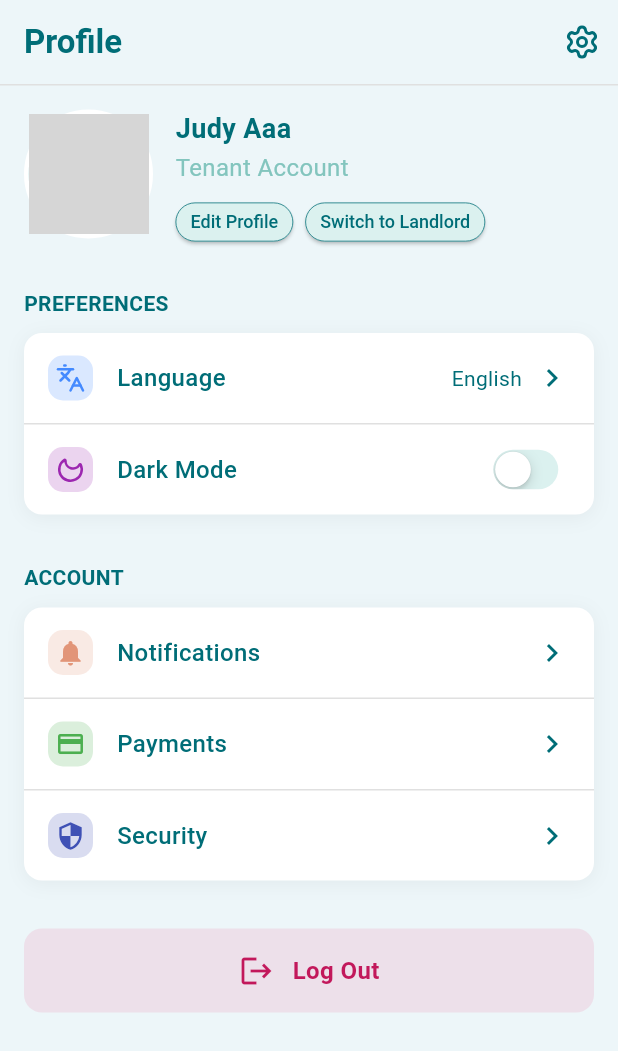
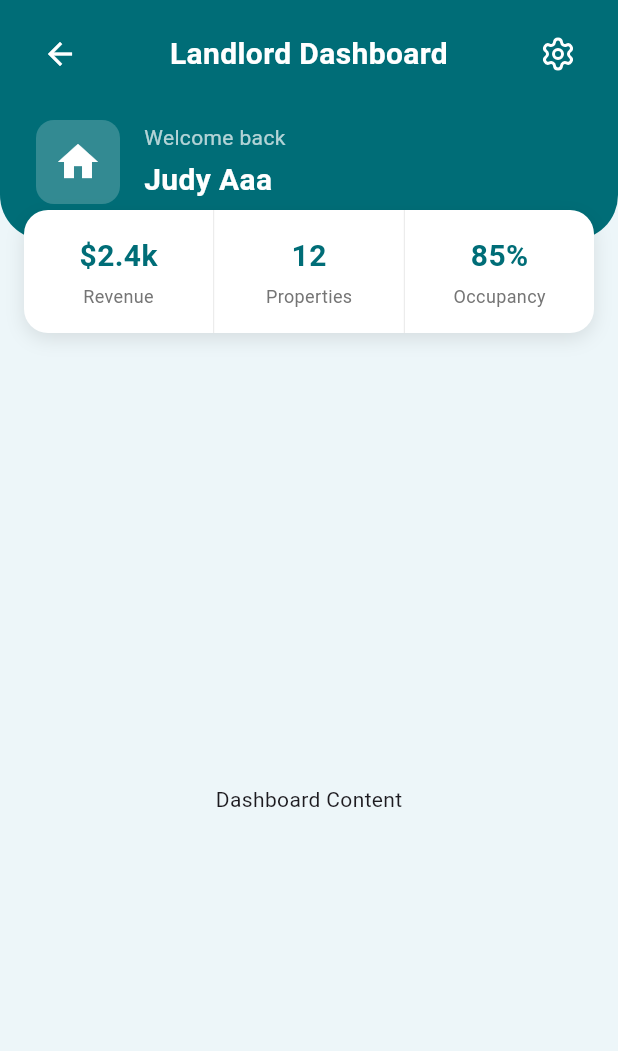
Before and after one commit to Salma-Masri/profile_frontend, a Flutter app: the screen it shows after launch, after a tap on "Payments", on a phone screen of 412 x 824 dp. Shown: the top 1051 px of the screen. Run offline on Flutter 3.47's test engine with Material 3 defaults, Android fonts, the phone set to English and light mode, and no system bars; our stand-ins replace dio, font_awesome_flutter, image_picker, lucide_icons; network calls fail; grey boxes are pictures that could not be loaded.

Commit message:
changing some colors and sizes

```diff
--- /dev/null
+++ b/lib/pages/owner_page/landlord_dashboard.dart
@@ -0,0 +1,215 @@
+import 'package:flutter/material.dart';
+import 'package:lucide_icons/lucide_icons.dart';
+import '../../constants/colors.dart';
+import '../../models/user.dart';
+import '../../services/theme_provider.dart';
+
+class LandlordDashboard extends StatelessWidget {
+  final User user;
+  final ThemeProvider themeProvider;
+
+  const LandlordDashboard({
+    super.key,
+    required this.user,
+    required this.themeProvider,
+  });
+
+  @override
+  Widget build(BuildContext context) {
+    return Scaffold(
+      body: Column(
+        children: [
+          _buildCustomAppBar(context),
+          _buildStatsContainer(context),
+          Expanded(
+            child: Container(
+              color: Theme.of(context).scaffoldBackgroundColor,
+              child: const Center(
+                child: Text('Dashboard Content'),
+              ),
+            ),
+          ),
+        ],
+      ),
+    );
+  }
+
+  Widget _buildStatsContainer(BuildContext context) {
+    final isDark = themeProvider.isDarkMode;
+
+    return Container(
+      margin: const EdgeInsets.symmetric(horizontal: 16),
+      transform: Matrix4.translationValues(0, -20, 0),
+      decoration: BoxDecoration(
+        color: isDark ? Theme.of(context).cardColor : Colors.white,
+        borderRadius: BorderRadius.circular(16),
+        boxShadow: [
+          BoxShadow(
+            color: Colors.black.withValues(alpha: 0.1),
+            blurRadius: 10,
+            offset: const Offset(0, 4),
+          ),
+        ],
+      ),
+      child: IntrinsicHeight(
+        child: Row(
+          children: [
+            Expanded(
+              child: _buildStatItem(
+                value: '\$2.4k',
+                label: 'Revenue',
+                isDark: isDark,
+              ),
+            ),
+            VerticalDivider(
+              width: 1,
+              thickness: 0.5,
+              color: Colors.grey[300],
+            ),
+            Expanded(
+              child: _buildStatItem(
+                value: '12',
+                label: 'Properties',
+                isDark: isDark,
+              ),
+            ),
+            VerticalDivider(
+              width: 1,
+              thickness: 0.5,
+              color: Colors.grey[300],
+            ),
+            Expanded(
+              child: _buildStatItem(
+                value: '85%',
+                label: 'Occupancy',
+                isDark: isDark,
+              ),
+            ),
+          ],
+        ),
+      ),
+    );
+  }
+
+  Widget _buildStatItem({
+    required String value,
+    required String label,
+    required bool isDark,
+  }) {
+    return Padding(
+      padding: const EdgeInsets.symmetric(vertical: 16),
+      child: Column(
+        mainAxisSize: MainAxisSize.min,
+        children: [
+          Text(
+            value,
+            style: TextStyle(
+              color: isDark ? Colors.white : kZeiti,
+              fontSize: 20,
+              fontWeight: FontWeight.bold,
+            ),
+          ),
+          const SizedBox(height: 4),
+          Text(
+            label,
+            style: TextStyle(
+              color: isDark ? Colors.grey[400] : Colors.grey[600],
+              fontSize: 12,
+            ),
+          ),
+        ],
+      ),
+    );
+  }
+
+  Widget _buildCustomAppBar(BuildContext context) {
+    return Container(
+      decoration: const BoxDecoration(
+        color: kZeiti,
+        borderRadius: BorderRadius.only(
+          bottomLeft: Radius.circular(30),
+          bottomRight: Radius.circular(30),
+        ),
+      ),
+      child: SafeArea(
+        child: Column(
+          children: [
+            // Top row with back arrow, title, and settings
+            Padding(
+              padding: const EdgeInsets.symmetric(horizontal: 16, vertical: 12),
+              child: Row(
+                children: [
+                  IconButton(
+                    icon: const Icon(Icons.arrow_back, color: Colors.white),
+                    onPressed: () => Navigator.pop(context),
+                  ),
+                  const Expanded(
+                    child: Text(
+                      'Landlord Dashboard',
+                      style: TextStyle(
+                        color: Colors.white,
+                        fontSize: 20,
+                        fontWeight: FontWeight.bold,
+                      ),
+                      textAlign: TextAlign.center,
+                    ),
+                  ),
+                  IconButton(
+                    icon: const Icon(LucideIcons.settings, color: Colors.white),
+                    onPressed: () {
+                      // Navigate to settings
+                    },
+                  ),
+                ],
+              ),
+            ),
+            // Welcome section with house icon
+            Padding(
+              padding: const EdgeInsets.only(left: 24, right: 24, bottom: 24, top: 8),
+              child: Row(
+                children: [
+                  Container(
+                    padding: const EdgeInsets.all(12),
+                    decoration: BoxDecoration(
+                      color: Colors.white.withValues(alpha: 0.2),
+                      borderRadius: BorderRadius.circular(12),
+                    ),
+                    child: const Icon(
+                      Icons.home,
+                      color: Colors.white,
+                      size: 32,
+                    ),
+                  ),
+                  const SizedBox(width: 16),
+                  Expanded(
+                    child: Column(
+                      crossAxisAlignment: CrossAxisAlignment.start,
+                      children: [
+                        const Text(
+                          'Welcome back',
+                          style: TextStyle(
+                            color: Colors.white70,
+                            fontSize: 14,
+                          ),
+                        ),
+                        const SizedBox(height: 4),
+                        Text(
+                          user.name,
+                          style: const TextStyle(
+                            color: Colors.white,
+                            fontSize: 20,
+                            fontWeight: FontWeight.bold,
+                          ),
+                        ),
+                      ],
+                    ),
+                  ),
+                ],
+              ),
+            ),
+          ],
+        ),
+      ),
+    );
+  }
+}
--- a/lib/pages/profile_pages/profile_page.dart
+++ b/lib/pages/profile_pages/profile_page.dart
@@ -8,6 +8,8 @@ import 'package:testprofile/services/api.dart';
 import 'package:testprofile/models/user.dart';
 import 'package:testprofile/pages/profile_pages/edit_profile_page.dart';
 import 'package:testprofile/pages/profile_pages/language_selection_page.dart';
+import 'package:testprofile/pages/chat_pages/chat_page.dart';
+import 'package:testprofile/pages/owner_page/landlord_dashboard.dart';
 
 class ProfilePage extends StatelessWidget {
   final ThemeProvider themeProvider;
@@ -517,7 +519,38 @@ class ProfilePage extends StatelessWidget {
               color: isDark ? Colors.grey[400] : kZeiti,
             ),
             onTap: () {
-              // Navigate to my properties
+              Navigator.push(
+                context,
+                MaterialPageRoute(
+                  builder: (context) => LandlordDashboard(
+                    user: user,
+                    themeProvider: themeProvider,
+                  ),
+                ),
+              );
+            },
+          ),
+          Divider(
+            height: 1,
+            color: isDark ? Colors.grey[700] : Colors.grey[300],
+          ),
+          buildSettingRow(
+            context,
+            color: Colors.cyan,
+            icon: Icons.message_sharp,
+            title: 'Messages',
+            isDark: isDark,
+            trailing: Icon(
+              Icons.chevron_right,
+              color: isDark ? Colors.grey[400] : kZeiti,
+            ),
+            onTap: () {
+              Navigator.push(
+                context,
+                MaterialPageRoute(
+                  builder: (context) => const ChatsPage(),
+                ),
+              );
             },
           ),
           Divider(
```
